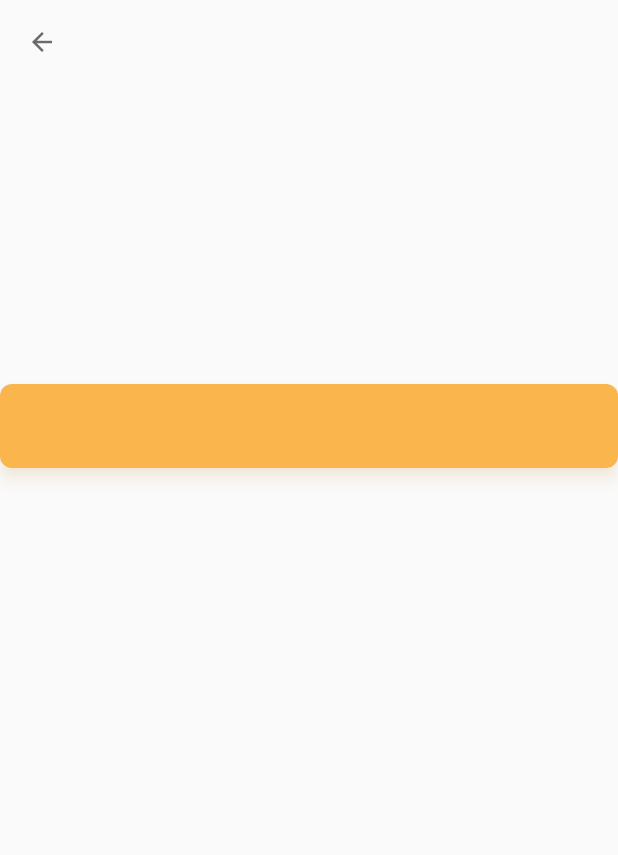
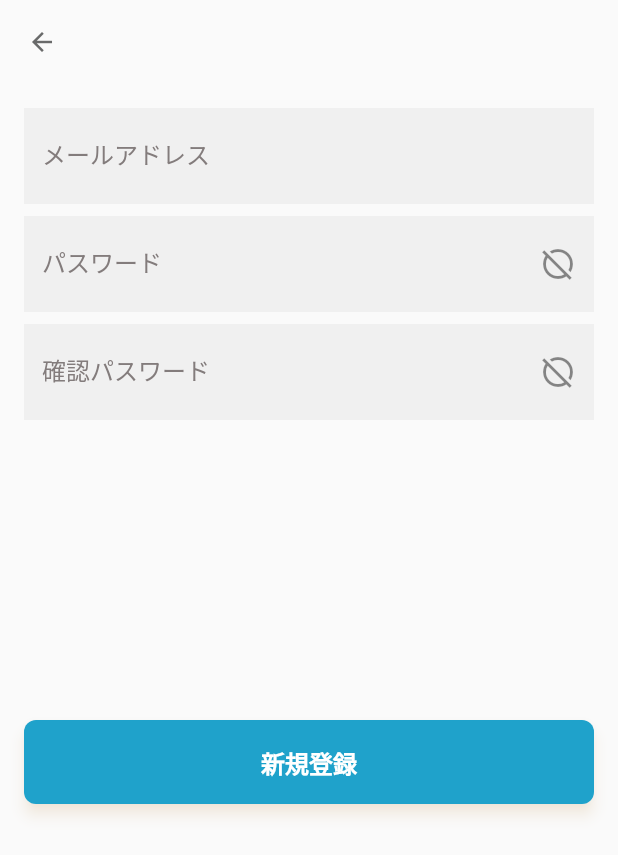
Before and after one commit to yuuya-1205/kurumo_app, a Flutter app: the RegisterSendEmailPage screen opened directly, on a phone screen of 412 x 824 dp. Shown: the top 855 px of the screen. Run offline on Flutter 3.47's test engine with Material 2 defaults, Android fonts, the phone set to English and light mode, and no system bars; our stand-ins replace cloud_firestore, firebase_auth, firebase_core, font_awesome_flutter, freezed_annotation, hooks_riverpod and 1 more; accounts and stored records are empty.

Commit message:
feat:新規登録作成

```diff
--- a/lib/views/pages/auth/login_page.dart
+++ b/lib/views/pages/auth/login_page.dart
@@ -121,9 +121,8 @@ class _LoginPageState extends State<LoginPage> {
                         email: email,
                         password: password,
                       );
-                      // ignore: use_build_context_synchronously
 
-                      Navigator.push(context, HomePage.route());
+                      await Navigator.push(context, HomePage.route());
                     } on FirebaseAuthException catch (e) {
                       switch (e.code) {
                         case 'wrong-password':
--- a/lib/views/pages/auth/register_send_email_page.dart
+++ b/lib/views/pages/auth/register_send_email_page.dart
@@ -1,6 +1,10 @@
+import 'package:firebase_auth/firebase_auth.dart';
 import 'package:flutter/material.dart';
 import 'package:kurumo_app/views/components/button.dart';
+import 'package:kurumo_app/views/components/input_form.dart';
 import 'package:kurumo_app/views/pages/auth/create_account_page.dart';
+
+import '../../../util/color.dart';
 
 class RegisterSendEmailPage extends StatefulWidget {
   const RegisterSendEmailPage({super.key});
@@ -19,25 +23,105 @@ class RegisterSendEmailPage extends StatefulWidget {
 }
 
 class _RegisterSendEmailPageState extends State<RegisterSendEmailPage> {
+  final _formKey = GlobalKey<FormState>();
+  final emailController = TextEditingController();
+  final passwordController = TextEditingController();
+
+  @override
+  void dispose() {
+    emailController.dispose();
+    passwordController.dispose();
+    // TODO: implement dispose
+    super.dispose();
+  }
+
   @override
   Widget build(BuildContext context) {
     return Scaffold(
       appBar: AppBar(),
       body: SingleChildScrollView(
+        child: Padding(
+          padding: const EdgeInsets.all(16.0),
+          child: Form(
+            key: _formKey,
             child: Column(
               children: [
+                InputForm(
+                  controller: emailController,
+                  hintText: "メールアドレス",
+                  labelText: "メールアドレス",
+                  validator: (value) {
+                    if (value!.isEmpty) {
+                      return 'メールアドレスを入力してください';
+                    }
+                    final regex = RegExp(
+                        r"^[a-zA-Z0-9.!#$%&'*+/=?^_`{|}~-]+@[a-zA-Z0-9](?:[a-zA-Z0-9-]{0,253}[a-zA-Z0-9])?(?:\.[a-zA-Z0-9](?:[a-zA-Z0-9-]{0,253}[a-zA-Z0-9])?)*$");
+                    if (!regex.hasMatch(value)) {
+                      return 'メールアドレスを入力してください';
+                    }
+                    return null;
+                  },
+                ),
+                const SizedBox(
+                  height: 8,
+                ),
+                InputForm(
+                  controller: passwordController,
+                  suffixIcon: Icons.hide_source_outlined,
+                  hintText: "パスワード",
+                  labelText: "パスワード",
+                  validator: (value) {
+                    if (value!.isEmpty) {
+                      return 'パスワードを入力してください';
+                    }
+                    final regex = RegExp(r"^(?=.*[A-Z])[a-zA-Z0-9.?/-]{6,24}$");
+                    if (!regex.hasMatch(value)) {
+                      return '大文字含めたアルファベット6文字以上24文字以下のパスワードにしてください';
+                    }
+                    return null;
+                  },
+                ),
+                const SizedBox(
+                  height: 8,
+                ),
+                InputForm(
+                  suffixIcon: Icons.hide_source_outlined,
+                  hintText: "確認パスワード",
+                  labelText: "確認パスワード",
+                  validator: (value) {
+                    if (value!.isEmpty) {
+                      return 'パスワードを入力してください';
+                    }
+                    final regex = RegExp(r"^(?=.*[A-Z])[a-zA-Z0-9.?/-]{6,24}$");
+                    if (!regex.hasMatch(value)) {
+                      return '大文字含めたアルファベット6文字以上24文字以下のパスワードにしてください';
+                    }
+                    return null;
+                  },
+                ),
                 const SizedBox(
                   height: 200,
                 ),
                 Button(
-              text: '',
-              onPressed: () {
-                Navigator.push(context, CreateAccuntPage.route());
+                  ///TODOメール確認ロジックを作成
+                  text: '新規登録',
+                  backgroundColor: primary,
+                  onPressed: () async {
+                    final email = emailController.text;
+                    final password = passwordController.text;
+                    if (!_formKey.currentState!.validate()) {
+                      return;
+                    }
+                    await FirebaseAuth.instance.createUserWithEmailAndPassword(
+                        email: email, password: password);
+                    await Navigator.push(context, CreateAccuntPage.route());
                   },
                 )
               ],
             ),
           ),
+        ),
+      ),
     );
   }
 }
```
Also changed, not shown: lib/views/pages/auth/create_account_page.dart (+20 -3 lines). Lines whose indentation alone changed are shown as unchanged.
